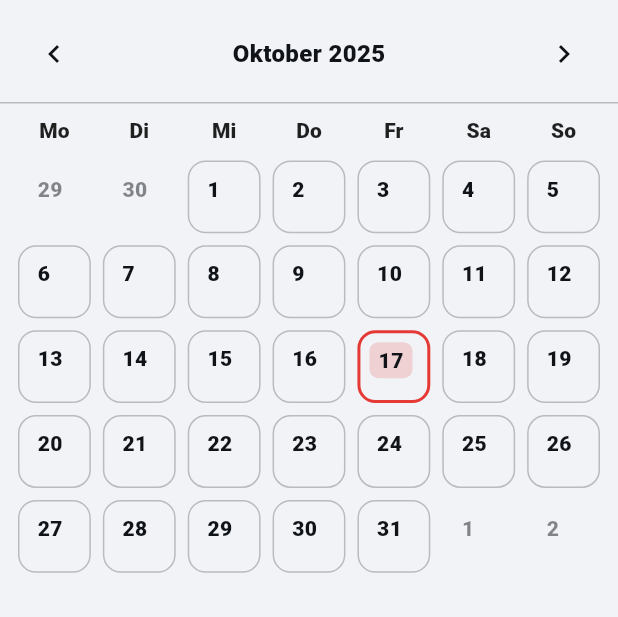
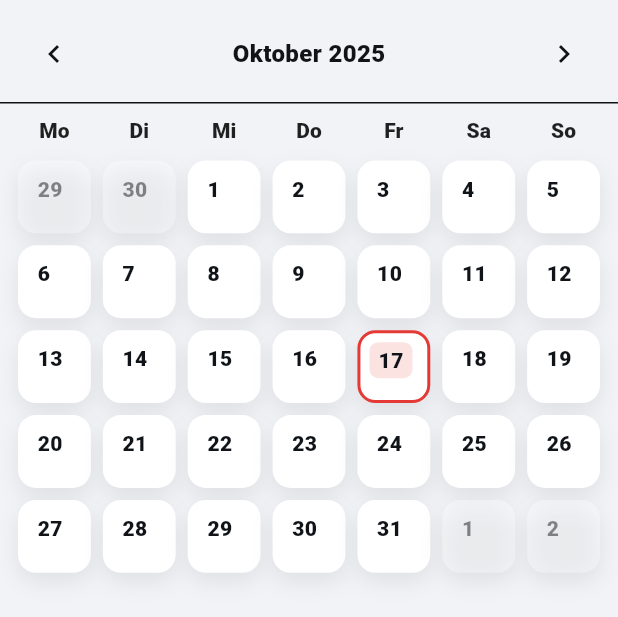
Before and after one commit to crydenstreet-cpu/offline_fitness_app, a Flutter app: the CalendarMonthScreen widget shown alone on an empty page, opened directly, on a phone screen of 412 x 824 dp. Shown: the top 617 px of the screen. Run offline on Flutter 3.47's test engine with Material 3 defaults, Android fonts, the phone set to English and light mode, and no system bars; our stand-ins replace file_picker, share_plus, shared_preferences, sqflite; accounts and stored records are empty.

Commit message:
Update calendar_month.dart

```diff
--- a/lib/screens/calendar_month.dart
+++ b/lib/screens/calendar_month.dart
@@ -11,7 +11,6 @@ class CalendarMonthScreen extends StatefulWidget {
 
 class _CalendarMonthScreenState extends State<CalendarMonthScreen> {
   late DateTime _month;
-  // yyyy-MM-dd -> {date, workout_id, workout_name, color}
   Map<String, Map<String, dynamic>> _byDate = {};
   bool _loading = true;
 
@@ -34,9 +33,7 @@ class _CalendarMonthScreenState extends State<CalendarMonthScreen> {
     final end   = last.add(Duration(days: 7 - last.weekday));
     final rows  = await DB.instance.getScheduleBetween(start, end);
     final map = <String, Map<String, dynamic>>{};
-    for (final r in rows) {
-      map[r['date'] as String] = r;
-    }
+    for (final r in rows) { map[r['date'] as String] = r; }
     setState(() { _byDate = map; _loading = false; });
   }
 
@@ -45,14 +42,19 @@ class _CalendarMonthScreenState extends State<CalendarMonthScreen> {
 
   @override
   Widget build(BuildContext context) {
-    if (_loading) return const Center(child: CircularProgressIndicator());
+    // >>> WICHTIG: Hintergrund hier **erzwingen** (respektiert Dark/Light)
+    final bg = Theme.of(context).colorScheme.background;
 
-    final scheme = Theme.of(context).colorScheme;
+    if (_loading) {
+      return ColoredBox(
+        color: bg,
+        child: const Center(child: CircularProgressIndicator()),
+      );
+    }
+
     final monthLabel = DateFormat('MMMM yyyy', 'de_DE').format(_month);
-
-    // >>> WICHTIG: explizit den Seitenhintergrund an das Theme koppeln
     return ColoredBox(
-      color: Theme.of(context).scaffoldBackgroundColor,
+      color: bg,
       child: Column(
         children: [
           Padding(
@@ -72,7 +74,7 @@ class _CalendarMonthScreenState extends State<CalendarMonthScreen> {
               ],
             ),
           ),
-          Divider(height: 1, color: scheme.outlineVariant.withOpacity(0.25)),
+          const Divider(height: 1),
           _weekdayHeader(context),
           Expanded(child: _grid(context)),
         ],
@@ -88,11 +90,7 @@ class _CalendarMonthScreenState extends State<CalendarMonthScreen> {
     );
     return Padding(
       padding: const EdgeInsets.fromLTRB(8, 8, 8, 4),
-      child: Row(
-        children: List.generate(7,
-          (i) => Expanded(child: Center(child: Text(names[i], style: style))),
-        ),
-      ),
+      child: Row(children: List.generate(7, (i) => Expanded(child: Center(child: Text(names[i], style: style))))),
     );
   }
 
@@ -101,19 +99,13 @@ class _CalendarMonthScreenState extends State<CalendarMonthScreen> {
     final last  = DateTime(_month.year, _month.month + 1, 0);
     final start = first.subtract(Duration(days: first.weekday - 1));
     final end   = last.add(Duration(days: 7 - last.weekday));
-
     final days = <DateTime>[];
-    for (DateTime d = start; !d.isAfter(end); d = d.add(const Duration(days: 1))) {
-      days.add(d);
-    }
+    for (DateTime d = start; !d.isAfter(end); d = d.add(const Duration(days: 1))) { days.add(d); }
 
     return GridView.builder(
       padding: const EdgeInsets.fromLTRB(12, 6, 12, 12),
       gridDelegate: const SliverGridDelegateWithFixedCrossAxisCount(
-        crossAxisCount: 7,
-        crossAxisSpacing: 8,
-        mainAxisSpacing: 8,
-      ),
+        crossAxisCount: 7, crossAxisSpacing: 8, mainAxisSpacing: 8),
       itemCount: days.length,
       itemBuilder: (_, i) => _cell(context, days[i], days[i].month == _month.month),
     );
@@ -129,11 +121,7 @@ class _CalendarMonthScreenState extends State<CalendarMonthScreen> {
       color: Colors.transparent,
       child: InkWell(
         borderRadius: BorderRadius.circular(12),
-        onTap: () {
-          Navigator.of(context).push(
-            MaterialPageRoute(builder: (_) => _PlanForDayScreen(date: day)),
-          );
-        },
+        onTap: () => Navigator.of(context).push(MaterialPageRoute(builder: (_) => _PlanForDayScreen(date: day))),
         onLongPress: () async {
           final changed = await _pickWorkoutForDate(context, day, scheduled);
           if (changed == true) await _load();
@@ -141,14 +129,15 @@ class _CalendarMonthScreenState extends State<CalendarMonthScreen> {
         child: Container(
           decoration: BoxDecoration(
             borderRadius: BorderRadius.circular(12),
-            // >>> KEIN Flächen-Farbauftrag – komplett transparent lassen
-            color: Colors.transparent,
-            border: Border.all(
-              color: isToday
-                  ? scheme.primary
-                  : (inMonth ? scheme.outlineVariant.withOpacity(0.25) : Colors.transparent),
-              width: isToday ? 2 : 1,
-            ),
+            color: inMonth ? scheme.surface : scheme.surfaceVariant.withOpacity(0.35),
+            border: Border.all(color: isToday ? scheme.primary : Colors.transparent, width: isToday ? 2 : 1),
+            boxShadow: [
+              BoxShadow(
+                color: Colors.black.withOpacity(Theme.of(context).brightness == Brightness.light ? 0.08 : 0.28),
+                blurRadius: 12,
+                offset: const Offset(0, 6),
+              )
+            ],
           ),
           padding: const EdgeInsets.all(6),
           child: Column(
@@ -158,7 +147,7 @@ class _CalendarMonthScreenState extends State<CalendarMonthScreen> {
                 Container(
                   padding: const EdgeInsets.symmetric(horizontal: 6, vertical: 2),
                   decoration: BoxDecoration(
-                    color: isToday ? scheme.primary.withOpacity(0.18) : Colors.transparent,
+                    color: isToday ? scheme.primary.withOpacity(0.14) : Colors.transparent,
                     borderRadius: BorderRadius.circular(6),
                   ),
                   child: Text(
@@ -172,11 +161,8 @@ class _CalendarMonthScreenState extends State<CalendarMonthScreen> {
               ]),
               const Spacer(),
               if (scheduled != null)
-                _pill(
-                  context,
-                  scheduled['workout_name']?.toString() ?? 'Workout',
-                  colorHex: scheduled['color'] as int?,
-                ),
+                _pill(context, scheduled['workout_name']?.toString() ?? 'Workout',
+                  colorHex: scheduled['color'] as int?),
             ],
           ),
         ),
@@ -192,7 +178,7 @@ class _CalendarMonthScreenState extends State<CalendarMonthScreen> {
       child: Container(
         padding: const EdgeInsets.symmetric(horizontal: 8, vertical: 4),
         decoration: BoxDecoration(
-          color: color.withOpacity(0.18),
+          color: color.withOpacity(0.14),
           border: Border.all(color: color),
           borderRadius: BorderRadius.circular(14),
         ),
@@ -200,21 +186,14 @@ class _CalendarMonthScreenState extends State<CalendarMonthScreen> {
           name,
           maxLines: 1,
           overflow: TextOverflow.ellipsis,
-          style: TextStyle(
-            fontSize: 11,
-            fontWeight: FontWeight.w800,
-            color: color,
-          ),
+          style: TextStyle(fontSize: 11, fontWeight: FontWeight.w800, color: color),
         ),
       ),
     );
   }
 
   Future<bool> _pickWorkoutForDate(
-    BuildContext context,
-    DateTime date,
-    Map<String, dynamic>? current,
-  ) async {
+    BuildContext context, DateTime date, Map<String, dynamic>? current) async {
     final ymd = _ymd(date);
     final workouts = await DB.instance.getWorkouts();
     int? selected = current?['workout_id'] as int?;
@@ -223,75 +202,44 @@ class _CalendarMonthScreenState extends State<CalendarMonthScreen> {
       context: context,
       showDragHandle: true,
       isScrollControlled: true,
-      backgroundColor: Theme.of(context).colorScheme.surface, // zum Theme passend
+      backgroundColor: Theme.of(context).colorScheme.surface, // respektiert Dark
       builder: (ctx) {
         return SafeArea(
           child: Padding(
             padding: const EdgeInsets.symmetric(horizontal: 12, vertical: 8),
-            child: StatefulBuilder(
-              builder: (ctx, setBottom) => Column(
-                mainAxisSize: MainAxisSize.min,
-                children: [
-                  Text('Workout für $ymd wählen',
-                      style: const TextStyle(fontSize: 16, fontWeight: FontWeight.w800)),
+            child: Column(mainAxisSize: MainAxisSize.min, children: [
+              Text('Workout für $ymd wählen', style: const TextStyle(fontSize: 16, fontWeight: FontWeight.w800)),
               const SizedBox(height: 8),
               if (workouts.isEmpty)
-                    const Padding(
-                      padding: EdgeInsets.all(16),
-                      child: Text('Noch keine Workouts vorhanden.'),
-                    )
-                  else
+                const Padding(padding: EdgeInsets.all(16), child: Text('Noch keine Workouts vorhanden.')),
+              if (workouts.isNotEmpty)
                 Flexible(
                   child: ListView(
                     shrinkWrap: true,
                     children: workouts.map((w) {
                       final id = w['id'] as int;
-                          final color = w['color'] as int?;
                       return RadioListTile<int>(
                         value: id,
                         groupValue: selected,
-                            title: Row(
-                              children: [
-                                if (color != null)
-                                  Padding(
-                                    padding: const EdgeInsets.only(right: 8),
-                                    child: CircleAvatar(radius: 8, backgroundColor: Color(color)),
-                                  ),
-                                Expanded(child: Text(w['name'] ?? '')),
-                              ],
-                            ),
-                            onChanged: (v) => setBottom(() => selected = v),
+                        title: Text(w['name'] ?? ''),
                         secondary: const Icon(Icons.fitness_center),
+                        onChanged: (v) => selected = v,
                       );
                     }).toList(),
                   ),
                 ),
               const SizedBox(height: 8),
-                  Row(
-                    children: [
+              Row(children: [
                 if (current != null)
-                        Expanded(
-                          child: OutlinedButton.icon(
-                            onPressed: () => Navigator.pop(ctx, -1),
-                            icon: const Icon(Icons.delete_outline),
-                            label: const Text('Plan löschen'),
-                          ),
-                        ),
+                  Expanded(child: OutlinedButton.icon(onPressed: () => Navigator.pop(ctx, -1),
+                    icon: const Icon(Icons.delete_outline), label: const Text('Plan löschen'))),
                 if (current != null) const SizedBox(width: 8),
-                      Expanded(
-                        child: FilledButton.icon(
-                          onPressed:
-                              (selected == null && current == null) ? null : () => Navigator.pop(ctx, selected),
-                          icon: const Icon(Icons.save),
-                          label: const Text('Speichern'),
-                        ),
-                      ),
-                    ],
-                  ),
+                Expanded(child: FilledButton.icon(
+                  onPressed: (selected == null && current == null) ? null : () => Navigator.pop(ctx, selected),
+                  icon: const Icon(Icons.save), label: const Text('Speichern'))),
+              ]),
               const SizedBox(height: 12),
-                ],
-              ),
-            ),
+            ]),
           ),
         );
       },
@@ -299,24 +247,20 @@ class _CalendarMonthScreenState extends State<CalendarMonthScreen> {
 
     if (chosenId == null) return false;
     if (chosenId == -1) { await DB.instance.deleteSchedule(ymd); return true; }
-    await DB.instance.upsertSchedule(ymd, chosenId);
-    return true;
+    await DB.instance.upsertSchedule(ymd, chosenId); return true;
   }
 }
 
 class _PlanForDayScreen extends StatelessWidget {
   final DateTime date;
   const _PlanForDayScreen({required this.date, super.key});
-
   String _ymd(DateTime d) =>
       '${d.year.toString().padLeft(4, '0')}-${d.month.toString().padLeft(2, '0')}-${d.day.toString().padLeft(2, '0')}';
 
   @override
   Widget build(BuildContext context) {
     final ymd = _ymd(date);
-    final scheme = Theme.of(context).colorScheme;
     return Scaffold(
-      backgroundColor: Theme.of(context).scaffoldBackgroundColor,
       appBar: AppBar(title: Text(DateFormat('EEEE, d. MMMM', 'de_DE').format(date))),
       body: FutureBuilder<List<Map<String, dynamic>>>(
         future: DB.instance.getScheduleBetween(date, date),
@@ -329,7 +273,6 @@ class _PlanForDayScreen extends StatelessWidget {
             leading: const Icon(Icons.fitness_center),
             title: Text(row['workout_name']?.toString() ?? 'Workout'),
             subtitle: Text('Geplant für $ymd'),
-            tileColor: scheme.surface.withOpacity(0.06),
           );
         },
       ),
```
Lines whose indentation alone changed are shown as unchanged.
